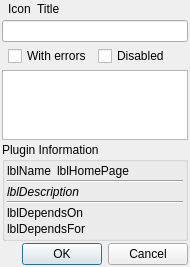
Old version of the form src/loader/setuppluginsdialog2.ui in the repository xnamed/vacuum-im.
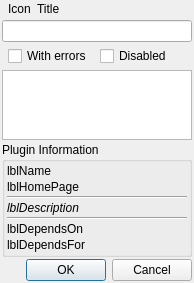
New version of the form. Custom widgets are drawn as their Qt base class.

The edit to the form file:
```diff
--- a/src/loader/setuppluginsdialog2.ui
+++ b/src/loader/setuppluginsdialog2.ui
@@ -6,8 +6,8 @@
    <rect>
     <x>0</x>
     <y>0</y>
-    <width>190</width>
-    <height>254</height>
+    <width>194</width>
+    <height>267</height>
    </rect>
   </property>
   <property name="sizePolicy">
@@ -156,8 +156,6 @@
        <number>2</number>
       </property>
       <item>
-       <layout class="QHBoxLayout" name="horizontalLayout_2">
-        <item>
          <widget class="QLabel" name="lblName">
           <property name="sizePolicy">
            <sizepolicy hsizetype="Preferred" vsizetype="Preferred">
@@ -194,8 +192,6 @@
            <bool>true</bool>
           </property>
          </widget>
-        </item>
-       </layout>
       </item>
       <item>
        <widget class="Line" name="line_2">
```
Lines whose indentation alone changed are shown as unchanged.
